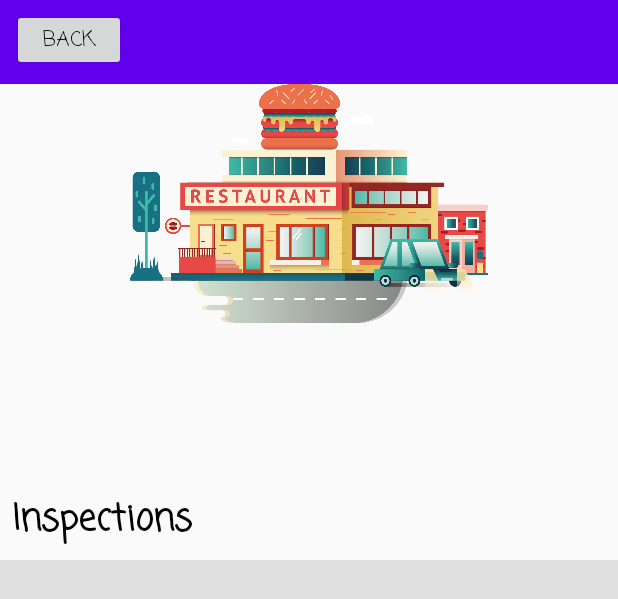
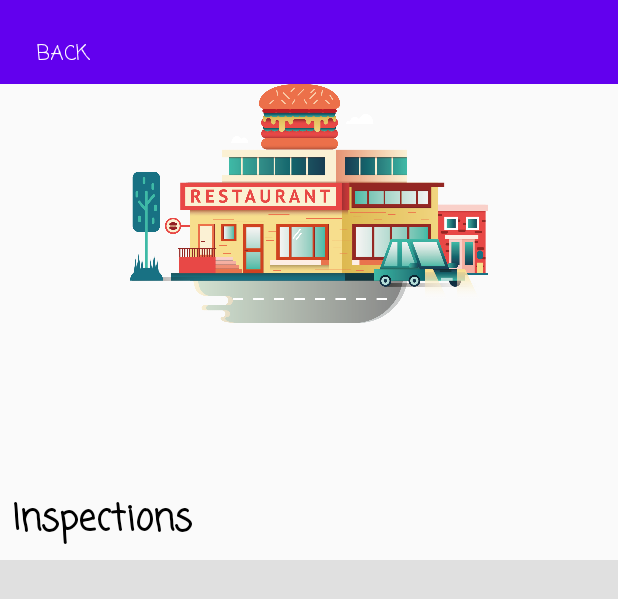
Before and after one commit to denzelnasol/restaurant-inspection-app, an Android app: the layout activity_restuarant_detail.xml on its own in the app's theme, with its tools: preview values and no code run, on a phone screen of 412 x 824 dp. Shown: the top 599 px of the screen. Run offline under Robolectric (Android 15) with nearby library versions, the phone set to English and light mode, and no system bars.

Commit message:
Move button and remove background

```diff
--- a/app/src/main/res/layout/activity_restuarant_detail.xml
+++ b/app/src/main/res/layout/activity_restuarant_detail.xml
@@ -19,15 +19,16 @@
 
         <Button
             android:id="@+id/backButton"
-            android:onClick="@{()->restaurantDetailActivity.finish()}"
             android:layout_width="76dp"
             android:layout_height="41dp"
-            android:layout_marginStart="8dp"
+            android:layout_marginStart="4dp"
+            android:layout_marginTop="16dp"
+            android:background="@null"
+            android:onClick="@{()->restaurantDetailActivity.finish()}"
             android:text="@string/backText"
-            app:layout_constraintBottom_toTopOf="@+id/imageView"
+            android:textColor="#FFFFFF"
             app:layout_constraintStart_toStartOf="parent"
-            app:layout_constraintTop_toTopOf="@+id/toolbar"
-            app:layout_constraintVertical_bias="0.388" />
+            app:layout_constraintTop_toTopOf="@+id/toolbar" />
 
         <ImageView
             android:id="@+id/imageView"
@@ -130,6 +131,7 @@
             android:minHeight="?attr/actionBarSize"
             android:theme="?attr/actionBarTheme"
             app:layout_constraintEnd_toEndOf="parent"
+            app:layout_constraintHorizontal_bias="0.0"
             app:layout_constraintStart_toStartOf="parent"
             app:layout_constraintTop_toTopOf="parent" />
     </androidx.constraintlayout.widget.ConstraintLayout>
```
